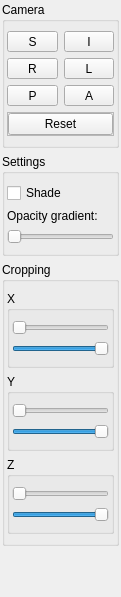
Before: the Qt Designer form view_widgets/VTKImageWidget/forms/option_widget.ui in isis-group/vast, drawn with Qt 5.
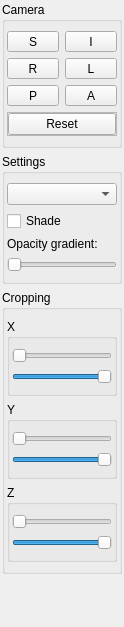
After: the same form once the commit is applied. Icons and pictures are not drawn.

Diff of the .ui file:
```diff
--- a/view_widgets/VTKImageWidget/forms/option_widget.ui
+++ b/view_widgets/VTKImageWidget/forms/option_widget.ui
@@ -6,8 +6,8 @@
    <rect>
     <x>0</x>
     <y>0</y>
-    <width>121</width>
-    <height>597</height>
+    <width>124</width>
+    <height>627</height>
    </rect>
   </property>
   <property name="sizePolicy">
@@ -214,7 +214,7 @@
          <property name="bottomMargin">
           <number>9</number>
          </property>
-         <item row="1" column="0">
+         <item row="2" column="0">
           <widget class="QLabel" name="label">
            <property name="sizePolicy">
             <sizepolicy hsizetype="Preferred" vsizetype="Maximum">
@@ -227,7 +227,7 @@
            </property>
           </widget>
          </item>
-         <item row="2" column="0">
+         <item row="3" column="0">
           <widget class="QSlider" name="opacityGradient">
            <property name="sizePolicy">
             <sizepolicy hsizetype="Minimum" vsizetype="Fixed">
@@ -246,13 +246,16 @@
            </property>
           </widget>
          </item>
-         <item row="0" column="0">
+         <item row="1" column="0">
           <widget class="QCheckBox" name="shade">
            <property name="text">
             <string>Shade</string>
            </property>
           </widget>
          </item>
+         <item row="0" column="0">
+          <widget class="QComboBox" name="mapperType"/>
+         </item>
         </layout>
        </widget>
       </item>
@@ -298,7 +301,7 @@
          <item>
           <widget class="QSlider" name="croppingX1">
            <property name="maximum">
-            <number>1000</number>
+            <number>999</number>
            </property>
            <property name="orientation">
             <enum>Qt::Horizontal</enum>
@@ -308,10 +311,10 @@
          <item>
           <widget class="QSlider" name="croppingX2">
            <property name="maximum">
-            <number>1000</number>
+            <number>999</number>
            </property>
            <property name="value">
-            <number>1000</number>
+            <number>999</number>
            </property>
            <property name="orientation">
             <enum>Qt::Horizontal</enum>
@@ -342,7 +345,7 @@
          <item>
           <widget class="QSlider" name="croppingY1">
            <property name="maximum">
-            <number>1000</number>
+            <number>999</number>
            </property>
            <property name="orientation">
             <enum>Qt::Horizontal</enum>
@@ -352,10 +355,10 @@
          <item>
           <widget class="QSlider" name="croppingY2">
            <property name="maximum">
-            <number>1000</number>
+            <number>999</number>
            </property>
            <property name="value">
-            <number>1000</number>
+            <number>999</number>
            </property>
            <property name="orientation">
             <enum>Qt::Horizontal</enum>
@@ -386,7 +389,7 @@
          <item>
           <widget class="QSlider" name="croppingZ1">
            <property name="maximum">
-            <number>1000</number>
+            <number>999</number>
            </property>
            <property name="orientation">
             <enum>Qt::Horizontal</enum>
```
